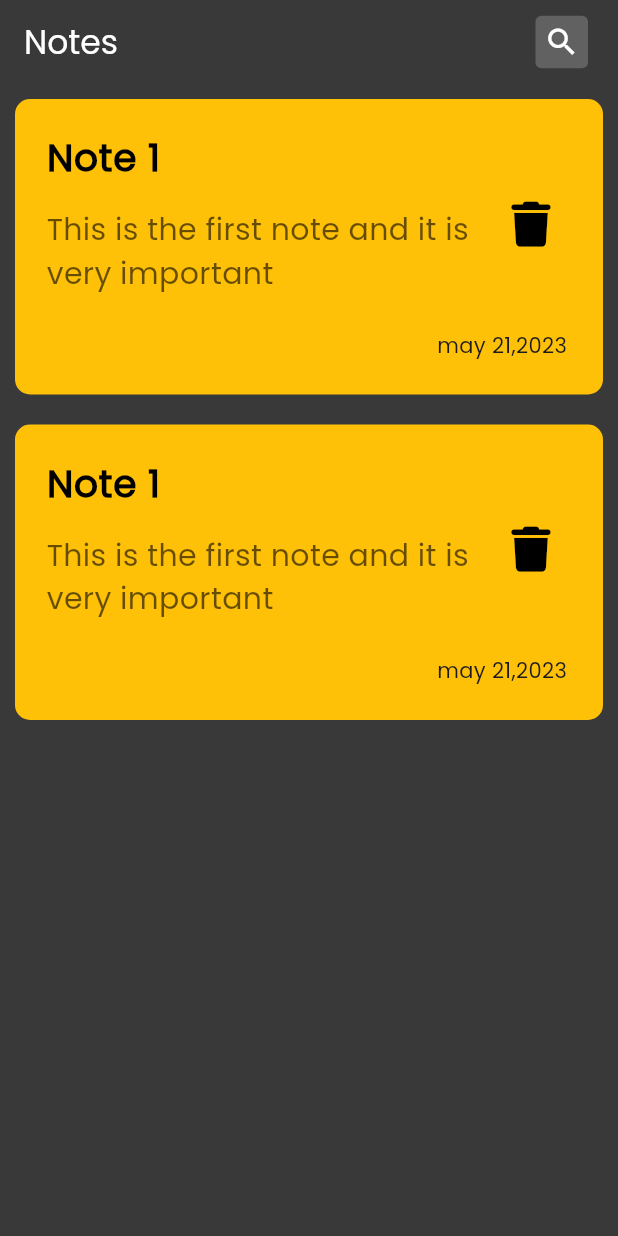
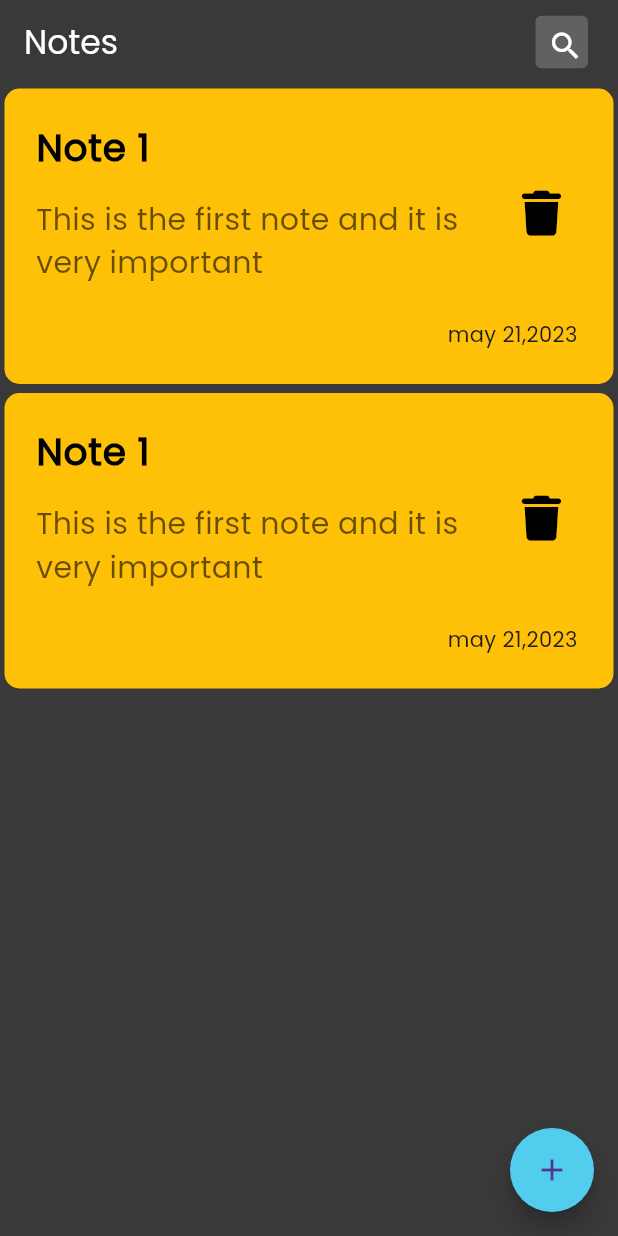
Before and after one commit to FilobateerEssam/Note_App, a Flutter app: the screen it shows after launch, on a phone screen of 412 x 824 dp. Run offline on Flutter 3.47's test engine with Material 3 defaults, Android fonts, the phone set to English and light mode, and no system bars; our stand-ins replace font_awesome_flutter.

Commit message:
add Floating Action Button

```diff
--- a/lib/Views/Home_View.dart
+++ b/lib/Views/Home_View.dart
@@ -9,8 +9,12 @@ class HomeScreen extends StatelessWidget {
   @override
   Widget build(BuildContext context) {
     return Scaffold(
-      body: NotesViewBody()
-
-    );
+        floatingActionButton: FloatingActionButton(
+          onPressed: () {},
+          backgroundColor: const Color.fromARGB(255, 83, 205, 238),
+          child: Icon(Icons.add),
+          shape: CircleBorder(),
+        ),
+        body: NotesViewBody());
   }
 }
--- a/lib/Views/Widgets/Custom_NoteItem.dart
+++ b/lib/Views/Widgets/Custom_NoteItem.dart
@@ -7,7 +7,7 @@ class CustomNoteitem extends StatelessWidget {
   @override
   Widget build(BuildContext context) {
     return Padding(
-      padding: const EdgeInsets.all(10),
+      padding: const EdgeInsets.all(3),
       child: Container(
         padding: const EdgeInsets.only(top: 13, bottom: 13, left: 5),
         decoration: BoxDecoration(
@@ -15,7 +15,6 @@ class CustomNoteitem extends StatelessWidget {
             borderRadius: BorderRadius.all(Radius.circular(10))),
         child: Column(
           children: [
-
             ListTile(
               title: Text(
                 "Note 1",
--- a/lib/Views/Widgets/Custom_appBar.dart
+++ b/lib/Views/Widgets/Custom_appBar.dart
@@ -22,10 +22,12 @@ class CustomAppbar extends StatelessWidget {
             color: Colors.grey.withOpacity(0.4),
             borderRadius: BorderRadius.circular(4),
           ),
-            child: Icon(
+          child: IconButton(
+              onPressed: () {},
+              icon: Icon(
                 Icons.search,
                 color: Colors.white,
-            ),
+              )),
         )
       ],
     );
--- a/lib/Views/Widgets/NotesListview.dart
+++ b/lib/Views/Widgets/NotesListview.dart
@@ -4,10 +4,14 @@ import 'package:note_app/Views/Widgets/Custom_NoteItem.dart';
 class Noteslistview extends StatelessWidget {
   const Noteslistview({super.key});
 
+  final data = const [];
+
   @override
   Widget build(BuildContext context) {
-    return ListView.builder(itemCount: 2 ,itemBuilder: (context,i){
-      return CustomNoteitem();
-    });
+    return ListView.builder(
+        itemCount: 2,
+        itemBuilder: (context, i) {
+          return CustomNoteitem();
+        });
   }
 }
```
Lines whose indentation alone changed are shown as unchanged.
